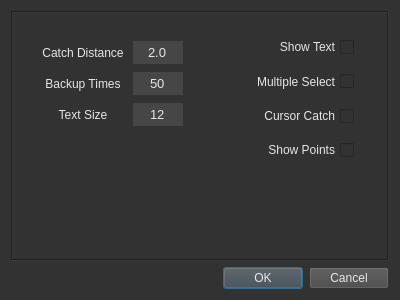
Old version of the form src/ui/Setting.ui in the repository chen6556/DSV.
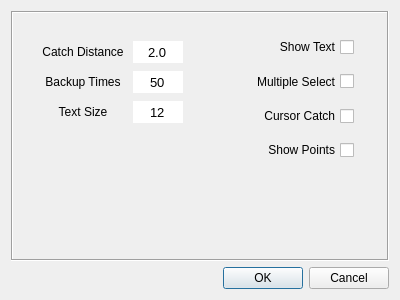
New version of the form.

Diff of the .ui file:
```diff
--- a/src/ui/Setting.ui
+++ b/src/ui/Setting.ui
@@ -19,18 +19,9 @@
   <property name="windowTitle">
    <string>Setting</string>
   </property>
-  <property name="styleSheet">
-   <string notr="true">QDialog{background-color: rgb(50, 50, 51);
-color: rgb(230, 230, 230);}
-</string>
-  </property>
   <layout class="QVBoxLayout" name="verticalLayout">
    <item>
     <widget class="QScrollArea" name="scrollArea">
-     <property name="styleSheet">
-      <string notr="true">background-color: rgb(50, 50, 51);
-color: rgb(230, 230, 230);</string>
-     </property>
      <property name="locale">
       <locale language="English" country="UnitedStates"/>
      </property>
@@ -75,10 +66,6 @@
             <pointsize>10</pointsize>
            </font>
           </property>
-          <property name="styleSheet">
-           <string notr="true">background-color: rgb(70, 70, 71);
-color: rgb(230, 230, 230);</string>
-          </property>
           <property name="frame">
            <bool>false</bool>
           </property>
@@ -134,10 +121,6 @@
             <pointsize>10</pointsize>
            </font>
           </property>
-          <property name="styleSheet">
-           <string notr="true">background-color: rgb(70, 70, 71);
-color: rgb(230, 230, 230);</string>
-          </property>
           <property name="frame">
            <bool>false</bool>
           </property>
@@ -206,10 +189,6 @@
             <pointsize>10</pointsize>
            </font>
           </property>
-          <property name="styleSheet">
-           <string notr="true">background-color: rgb(70, 70, 71);
-color: rgb(230, 230, 230);</string>
-          </property>
           <property name="frame">
            <bool>false</bool>
           </property>
@@ -340,21 +319,6 @@
      <property name="contextMenuPolicy">
       <enum>Qt::NoContextMenu</enum>
      </property>
-     <property name="styleSheet">
-      <string notr="true">QPushButton
-{
-	color:rgb(230, 230, 230);
-	background-color:rgb(70, 70, 71);
-}
-QPushButton:hover
-{
-	background-color:rgb(0, 85, 127);
-}
-QPushButton:pressed
-{
-	background-color:rgb(0, 85, 127);
-}</string>
-     </property>
      <property name="locale">
       <locale language="English" country="UnitedStates"/>
      </property>
```
